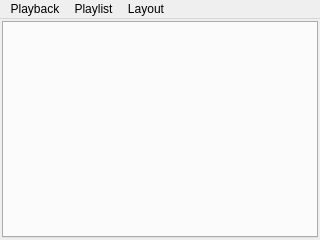
The window that apps/zxtune-qt/ui/mainwindow.ui (vitamin-caig/zxtune) describes before a commit, drawn with Qt 5.
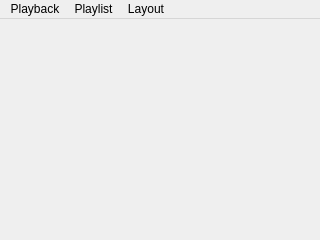
The same window after the commit. Icons and pictures are not drawn.

Commit message: zxtune-qt: changing playlist working.

What changed in the file:
```diff
--- a/apps/zxtune-qt/ui/mainwindow.ui
+++ b/apps/zxtune-qt/ui/mainwindow.ui
@@ -28,9 +28,6 @@
     <property name="margin">
      <number>2</number>
     </property>
-    <item row="0" column="0">
-     <widget class="QTabWidget" name="playlistsContainer"/>
-    </item>
    </layout>
   </widget>
   <widget class="QMenuBar" name="menubar">
```
Left out of the diff: 31 changed lines with no effect on the pictures. The commit also changes 3 other files.
